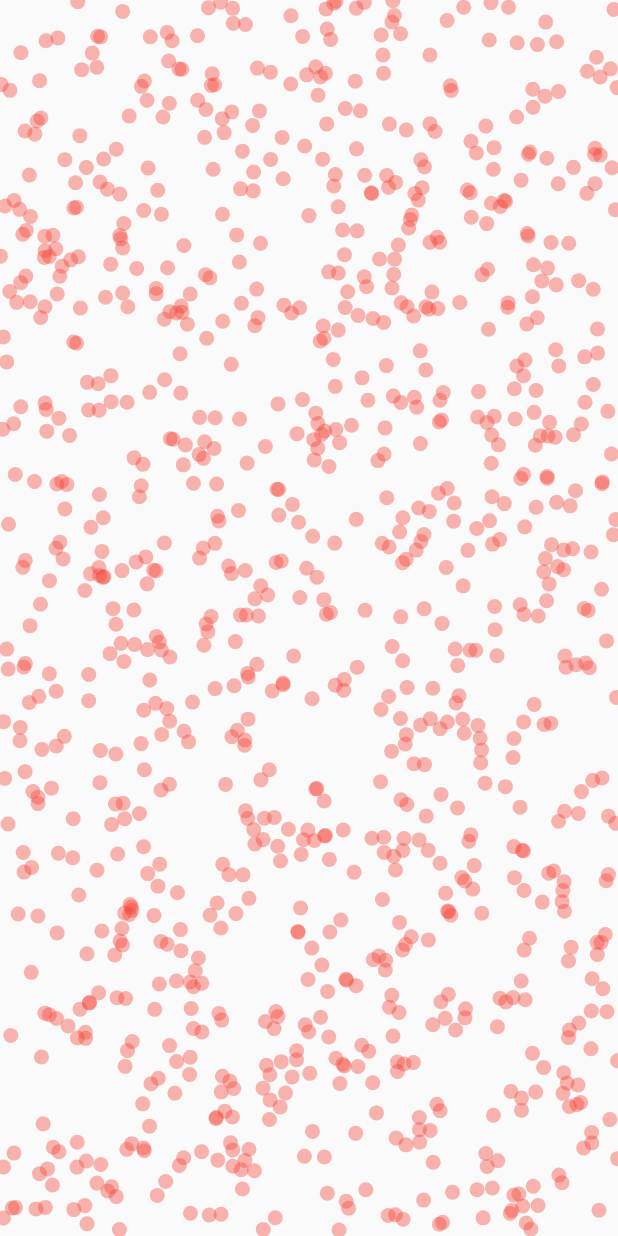
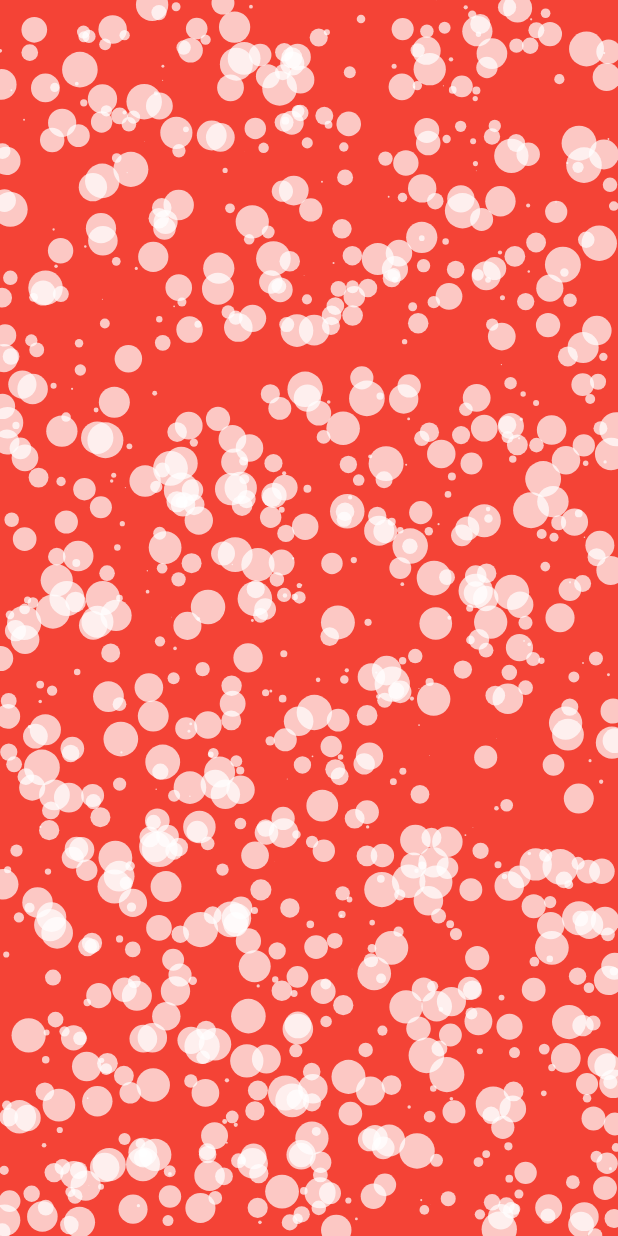
Before and after one commit to rajajain08/particles_flutter, a Flutter app: the screen it shows after launch, on a phone screen of 412 x 824 dp. Run offline on Flutter 3.47's test engine with Material 2 defaults, Android fonts, the phone set to English and light mode, and no system bars.

Commit message:
added more func

```diff
--- a/lib/main.dart
+++ b/lib/main.dart
@@ -12,6 +12,7 @@ class MyApp extends StatelessWidget {
           primarySwatch: Colors.blue,
         ),
         home: Scaffold(
+          backgroundColor: Colors.red,
           body: CircularParticleScreen(),
         ));
   }
@@ -25,9 +26,29 @@ class CircularParticleScreen extends StatelessWidget {
     double screenHeight = MediaQuery.of(context).size.height;
     double screenWidth = MediaQuery.of(context).size.width;
     return Container(
-      child: CircularParticle(
-        screenHeight: screenHeight,
-        screenWidth: screenWidth,
+      child: Center(
+        child: CircularParticle(
+          awayRadius: 100,
+          numberOfParticles: 1000,
+          speedOfParticles: 1,
+          height: screenHeight,
+          width: screenWidth,
+          onTapAnimation: true,
+          isRandomColor: false,
+          particleColor: Colors.white.withAlpha(180),
+          awayAnimationDuration: Duration(milliseconds: 300),
+          particleSize: 12,
+          isRandSize: true,
+          randColorList: [
+            Colors.red.withAlpha(210),
+            Colors.white.withAlpha(210),
+            Colors.yellow.withAlpha(210),
+            Colors.green.withAlpha(210)
+          ],
+          awayAnimationCurve: Curves.decelerate,
+          enableHover: true,
+          hoverColor: Colors.white,
+        ),
       ),
     );
   }
--- a/lib/screens/circular_particles.dart
+++ b/lib/screens/circular_particles.dart
@@ -3,65 +3,103 @@ import 'dart:math';
 import 'package:flutter/material.dart';
 
 class CircularParticle extends StatefulWidget {
-  CircularParticle({Key key, this.screenHeight, this.screenWidth})
+  CircularParticle(
+      {Key key,
+      this.height,
+      this.width,
+      this.onTapAnimation = true,
+      this.numberOfParticles = 500,
+      this.speedOfParticles = 2,
+      this.awayRadius = 100,
+      this.isRandomColor,
+      this.particleColor = Colors.white,
+      this.awayAnimationDuration = const Duration(milliseconds: 600),
+      this.particleSize = 4,
+      this.isRandSize = false,
+      this.randColorList = const [
+        Colors.black,
+        Colors.blue,
+        Colors.white,
+        Colors.red,
+        Colors.green,
+      ],
+      this.awayAnimationCurve = Curves.easeIn,
+      this.enableHover = false,
+      this.hoverColor = Colors.orangeAccent})
       : super(key: key);
-  final double screenHeight;
-  final double screenWidth;
-  _CircularParticleState createState() =>
-      _CircularParticleState(screenHeight, screenWidth);
+  final double awayRadius;
+  final double height;
+  final double width;
+  final bool onTapAnimation;
+  final double numberOfParticles;
+  final double speedOfParticles;
+  final bool isRandomColor;
+  final Color particleColor;
+  final Duration awayAnimationDuration;
+  final Curve awayAnimationCurve;
+  final double particleSize;
+  final bool isRandSize;
+  final List<Color> randColorList;
+  final bool enableHover;
+  final Color hoverColor;
+
+  _CircularParticleState createState() => _CircularParticleState();
 }
 
 class _CircularParticleState extends State<CircularParticle>
     with TickerProviderStateMixin {
   Animation<double> animation;
-
   AnimationController controller;
-
   static List<Offset> offsets = [];
   static List<bool> randDirection = [];
-  double value = 0;
+  double speedOfparticle = 0;
   var rng = new Random();
   double randValue = 0;
-  final double screenHeight;
-  final double screenWidth;
   double dx;
   double dy;
+  List<double> randomDouble = [];
+  AnimationController awayAnimationController;
+  _CircularParticleState();
+  List<double> randomSize = [];
+  List<int> hoverIndex = [];
 
-  List<double> randomDouble = [];
+  initailizeOffsets(_) {
+    for (int index = 0; index < widget.numberOfParticles; index++) {
+      offsets.add(Offset(
+          rng.nextDouble() * widget.width, rng.nextDouble() * widget.height));
+      randomDouble.add(rng.nextDouble());
+      randDirection.add(rng.nextBool());
+      randomSize.add(rng.nextDouble());
+    }
+  }
 
-  _CircularParticleState(this.screenHeight, this.screenWidth);
   @override
   void initState() {
+    WidgetsBinding.instance.addPostFrameCallback(initailizeOffsets);
     controller =
         AnimationController(duration: const Duration(seconds: 10), vsync: this);
-
-    for (int index = 0; index < 1000; index++) {
-      offsets.add(Offset(
-          rng.nextDouble() * screenWidth, rng.nextDouble() * screenHeight));
-      randomDouble.add(rng.nextDouble());
-      randDirection.add(rng.nextBool());
-    }
     animation = Tween<double>(begin: 0, end: 1).animate(controller)
       ..addListener(() {
         setState(() {
-          value = 1;
+          speedOfparticle = widget.speedOfParticles;
           for (int index = 0; index < offsets.length; index++) {
             if (randDirection[index]) {
-              randValue = -value;
+              randValue = -speedOfparticle;
             } else {
-              randValue = value;
+              randValue = speedOfparticle;
             }
             dx = offsets[index].dx + (randValue * randomDouble[index]);
-            dy = offsets[index].dy + randomDouble[index] * value;
-            if (dx > screenWidth) {
-              dx = dx - screenWidth;
+            dy = offsets[index].dy + randomDouble[index] * speedOfparticle;
+            if (dx > widget.width) {
+              dx = dx - widget.width;
             } else if (dx < 0) {
-              dx = dx + screenWidth;
+              dx = dx + widget.width;
             }
-            if (dy > screenHeight) {
-              dy = dy - screenHeight;
+            if (dy > widget.height) {
+              dy = dy - widget.height;
+            } else if (dy < 0) {
+              dy = dy + widget.height;
             }
-
             offsets[index] = Offset(dx, dy);
           }
         });
@@ -71,10 +109,17 @@ class _CircularParticleState extends State<CircularParticle>
     super.initState();
   }
 
+  @override
+  void dispose() {
+    awayAnimationController.dispose();
+    controller.dispose();
+    super.dispose();
+  }
+
   changeDirection() async {
     Future.doWhile(() async {
-      await Future.delayed(Duration(milliseconds: 500));
-      for (int index = 0; index < 1000; index++) {
+      await Future.delayed(Duration(milliseconds: 600));
+      for (int index = 0; index < widget.numberOfParticles; index++) {
         randDirection[index] = (rng.nextBool());
       }
       return true;
@@ -82,13 +127,15 @@ class _CircularParticleState extends State<CircularParticle>
   }
 
   onTapGesture(double tapdx, double tapdy) {
-    AnimationController awayAnimationController;
     awayAnimationController = AnimationController(
-        duration: const Duration(milliseconds: 600), vsync: this);
+        duration: widget.awayAnimationDuration, vsync: this);
     awayAnimationController.reset();
     double directiondx;
     double directiondy;
     List<double> distance = [];
+    double noAnimationDistance = 0;
+
+    if (widget.onTapAnimation) {
       List<Animation<Offset>> awayAnimation = [];
       awayAnimationController.forward();
       for (int index = 0; index < offsets.length; index++) {
@@ -97,16 +144,20 @@ class _CircularParticleState extends State<CircularParticle>
                 ((tapdy - offsets[index].dy) * (tapdy - offsets[index].dy))));
         directiondx = (tapdx - offsets[index].dx) / distance[index];
         directiondy = (tapdy - offsets[index].dy) / distance[index];
-      // if (distance < 200) {
         Offset begin = offsets[index];
         awayAnimation.add(Tween<Offset>(
                 begin: begin,
                 end: Offset(
-            offsets[index].dx - (100 - distance[index]) * directiondx,
-            offsets[index].dy - (100 - distance[index]) * directiondy,
-          )).animate(awayAnimationController)
+                  offsets[index].dx -
+                      (widget.awayRadius - distance[index]) * directiondx,
+                  offsets[index].dy -
+                      (widget.awayRadius - distance[index]) * directiondy,
+                ))
+            .animate(CurvedAnimation(
+                parent: awayAnimationController,
+                curve: widget.awayAnimationCurve))
               ..addListener(() {
-          if (distance[index] < 100)
+                if (distance[index] < widget.awayRadius)
                   setState(() {
                     offsets[index] = awayAnimation[index].value;
                   });
@@ -115,35 +166,81 @@ class _CircularParticleState extends State<CircularParticle>
                   awayAnimationController.dispose();
                 }
               }));
-
-      // offsets[index] = Offset(
-      //   offsets[index].dx - (200 - distance) * directiondx,
-      //   offsets[index].dy - (200 - distance) * directiondy,
-      // );
-      // }
-
+      }
+    } else {
+      for (int index = 0; index < offsets.length; index++) {
+        noAnimationDistance = sqrt(
+            ((tapdx - offsets[index].dx) * (tapdx - offsets[index].dx)) +
+                ((tapdy - offsets[index].dy) * (tapdy - offsets[index].dy)));
+        directiondx = (tapdx - offsets[index].dx) / noAnimationDistance;
+        directiondy = (tapdy - offsets[index].dy) / noAnimationDistance;
+        if (noAnimationDistance < widget.awayRadius) {
+          setState(() {
+            offsets[index] = Offset(
+              offsets[index].dx -
+                  (widget.awayRadius - noAnimationDistance) * directiondx,
+              offsets[index].dy -
+                  (widget.awayRadius - noAnimationDistance) * directiondy,
+            );
+          });
+        }
+      }
+    }
   }
 
-    // offsets.retainWhere((test) =>
-    //     sqrt(((tapdx - test.dx) * (tapdx - test.dx)) +
-    //         ((tapdy - test.dy) * (tapdy - test.dy))) >
-    //     50);
+  onHover(tapdx, tapdy) {
+    {
+      awayAnimationController = AnimationController(
+          duration: widget.awayAnimationDuration, vsync: this);
+      awayAnimationController.reset();
+
+      double noAnimationDistance = 0;
+      for (int index = 0; index < offsets.length; index++) {
+        noAnimationDistance = sqrt(
+            ((tapdx - offsets[index].dx) * (tapdx - offsets[index].dx)) +
+                ((tapdy - offsets[index].dy) * (tapdy - offsets[index].dy)));
+
+        if (noAnimationDistance < widget.awayRadius) {
+          setState(() {
+            if (hoverIndex.length >
+                (widget.numberOfParticles * 0.1).floor() + 1) {
+              hoverIndex.removeAt(0);
+            }
+            hoverIndex.add(index);
+          });
+        }
+      }
+    }
   }
 
   @override
   Widget build(BuildContext context) {
     return GestureDetector(
-      // onTap: () {
-      //   print("object");
-      // },
-      onTapUp: (TapUpDetails details) {
-        onTapGesture(details.globalPosition.dx, details.globalPosition.dy);
+      onTapDown: (TapDownDetails details) {
+        onTapGesture(details.localPosition.dx, details.localPosition.dy);
+      },
+      onPanUpdate: (DragUpdateDetails details) {
+        if (widget.enableHover)
+          onHover(details.localPosition.dx, details.globalPosition.dy);
+      },
+      onPanEnd: (DragEndDetails details) {
+        hoverIndex = [];
       },
       child: SizedBox(
-        height: screenHeight,
-        width: screenWidth,
+        height: widget.height,
+        width: widget.width,
         child: CustomPaint(
-          painter: ParticlePainter(offsets),
+          painter: ParticlePainter(
+              offsets: offsets,
+              isRandomColor: widget.isRandomColor,
+              particleColor: widget.particleColor,
+              particleSize: widget.particleSize,
+              randSize: randomSize,
+              isRandSize: widget.isRandSize,
+              randColorList: widget.randColorList,
+              hoverIndex: hoverIndex,
+              enableHover: widget.enableHover,
+              hoverColor: widget.hoverColor),
         ),
       ),
     );
@@ -152,17 +249,54 @@ class _CircularParticleState extends State<CircularParticle>
 
 class ParticlePainter extends CustomPainter {
   final List<Offset> offsets;
+  final bool isRandomColor;
+  final Color particleColor;
+  final Paint constColorPaint;
+  final double particleSize;
+  static Color randomColor = Colors.blue;
+  static Paint randomColorPaint;
+  final Paint hoverPaint;
+  final List<double> randSize;
+  final bool isRandSize;
+  final List<Color> randColorList;
+  final List<int> hoverIndex;
+  final bool enableHover;
+  final Color hoverColor;
 
-  ParticlePainter(this.offsets);
+  ParticlePainter({
+    this.enableHover,
+    this.randColorList,
+    this.isRandSize,
+    this.particleSize,
+    this.offsets,
+    this.isRandomColor,
+    this.particleColor,
+    this.randSize,
+    this.hoverIndex,
+    this.hoverColor,
+  })  : constColorPaint = Paint()..color = particleColor,
+        hoverPaint = Paint()..color = hoverColor;
 
   @override
   void paint(Canvas canvas, Size size) {
     for (int index = 0; index < offsets.length; index++) {
-      canvas.drawCircle(offsets[index], 5, colorPaint);
+      if (isRandomColor) {
+        randomColor = randColorList[index % randColorList.length];
+
+        randomColorPaint = Paint()..color = randomColor;
+        canvas.drawCircle(
+            offsets[index],
+            isRandSize ? particleSize * (randSize[index]) : particleSize,
+            hoverIndex.contains(index) ? hoverPaint : randomColorPaint);
+      } else {
+        randomColorPaint = Paint()..color = randomColor;
+        canvas.drawCircle(
+            offsets[index],
+            isRandSize ? particleSize * (randSize[index]) : particleSize,
+            hoverIndex.contains(index) ? hoverPaint : constColorPaint);
       }
     }
-
-  var colorPaint = Paint()..color = Colors.red.withAlpha(100);
+  }
 
   @override
   bool shouldRepaint(CustomPainter oldDelegate) {
```
Lines whose indentation alone changed are shown as unchanged.
